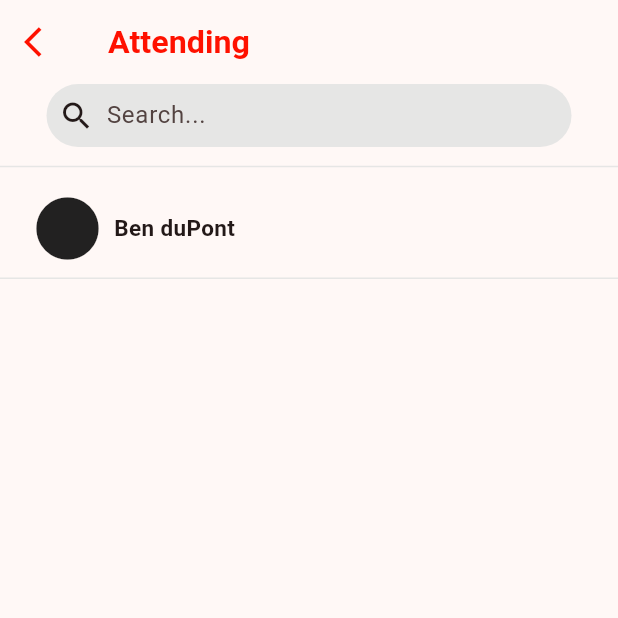
After one commit to posturorg/postur, a Flutter app: the AttendingEventList screen opened directly, on a phone screen of 412 x 824 dp, the top half of it. The commit adds this screen. Run offline on Flutter 3.47's test engine with Material 2 defaults, Android fonts, the phone set to English and light mode, and no system bars; our stand-ins replace cloud_firestore, firebase_auth, firebase_core, get, google_maps_flutter, qr_flutter; missing offline and left inert: mobile_scanner; accounts and stored records are empty; network calls fail.

Commit message:
attending ui added

```diff
--- a/lib/components/chat_widget.dart
+++ b/lib/components/chat_widget.dart
@@ -27,6 +27,7 @@ class ChatWidget extends StatelessWidget {
     return GestureDetector(
       onTap: () {
         print("Open $chatTitle");
+        // open relevant chat here.
       },
       child: Container(
         decoration: chatBoxDecoration(),
--- a/lib/components/modals/event_create_modal.dart
+++ b/lib/components/modals/event_create_modal.dart
@@ -3,8 +3,10 @@ import 'package:auth_test/components/dialogs/default_one_option_dialog.dart';
 import 'package:auth_test/components/dialogs/default_two_option_dialog.dart';
 import 'package:auth_test/components/event_address_form.dart';
 import 'package:auth_test/components/modal_bottom_button.dart';
+import 'package:auth_test/pages/attending_event_list.dart';
 import 'package:auth_test/src/places/places_repository.dart';
 import 'package:flutter/cupertino.dart';
+import 'package:get/route_manager.dart';
 import 'package:google_maps_flutter/google_maps_flutter.dart';
 import '../event_box_decoration.dart';
 import '../../src/colors.dart';
@@ -363,6 +365,16 @@ class _EventCreateModalState extends State<EventCreateModal> {
                 ),
               ),
             ),
+            IconButton(
+              onPressed: () {
+                Navigator.push(
+                  context,
+                  MaterialPageRoute(
+                      builder: (context) => const AttendingEventList()),
+                );
+              },
+              icon: const Icon(Icons.plus_one),
+            ),
             Expanded(
               child: SafeArea(
                 child: Column(
--- a/lib/components/my_searchbar.dart
+++ b/lib/components/my_searchbar.dart
@@ -6,19 +6,19 @@ class MySearchBar extends StatelessWidget {
 
   @override
   Widget build(BuildContext context) => Container(
-        padding: const EdgeInsets.fromLTRB(0, 0, 0, 15),
+        padding: const EdgeInsets.fromLTRB(0, 0, 0, 5),
         child: Column(
           children: [
             SearchBar(
               backgroundColor: MaterialStateProperty.resolveWith(
                   (states) => backgroundWhite),
-              hintText: 'Search',
+              hintText: 'Search...',
               leading: const Icon(Icons.search),
               constraints: const BoxConstraints(
                 minWidth: 350, // Minimum width of searchbar
-                minHeight: 45, // Minimum height of searchbar
+                minHeight: 42, // Minimum height of searchbar
                 maxWidth: 350, // Maximum width of searchbar
-                maxHeight: 45, // Maximum height of searchbar
+                maxHeight: 42, // Maximum height of searchbar
               ),
               elevation: MaterialStateProperty.all(0),
             )
--- /dev/null
+++ b/lib/pages/attending_event_list.dart
@@ -0,0 +1,51 @@
+import 'package:auth_test/components/my_searchbar.dart';
+import 'package:auth_test/pages/attending_event_user_entry.dart';
+import 'package:auth_test/src/colors.dart';
+import 'package:flutter/material.dart';
+
+class AttendingEventList extends StatelessWidget {
+  const AttendingEventList({super.key});
+
+  @override
+  Widget build(BuildContext context) {
+    Color detailsColor = absentRed;
+    return Scaffold(
+      appBar: AppBar(
+        title: Text(
+          'Attending',
+          style: TextStyle(
+            color: detailsColor,
+            fontWeight: FontWeight.bold,
+            fontSize: 21.5,
+          ),
+        ),
+        leading: IconButton(
+          onPressed: () {
+            Navigator.pop(context);
+          },
+          icon: Icon(
+            Icons.arrow_back_ios,
+            color: detailsColor, //this should be a function of a parameter of
+            //the widget, depending on if the user is already attending.
+          ),
+        ),
+      ),
+      body: const Column(
+        children: [
+          const MySearchBar(),
+          const Divider(color: Color.fromARGB(255, 230, 230, 229)),
+          AttendingEventUserEntry(
+            isEditing: false,
+            displayName: 'Ben duPont',
+          ),
+          /*
+          ListView.builder(
+            itemBuilder: (context, index) {
+              []; //this will be a variable contained in the state
+            },
+          )*/
+        ],
+      ),
+    );
+  }
+}
--- /dev/null
+++ b/lib/pages/attending_event_user_entry.dart
@@ -0,0 +1,97 @@
+import 'package:auth_test/src/colors.dart';
+import 'package:flutter/material.dart';
+
+BoxDecoration AttendingBoxDecoration() {
+  return const BoxDecoration(
+    border: Border(
+        /*top: BorderSide(
+            color: Color.fromARGB(255, 230, 230, 229),
+            width: 1.0,
+          ),*/
+        bottom: BorderSide(
+      color: Color.fromARGB(255, 230, 230, 229),
+      width: 1.0,
+    )),
+  );
+}
+
+class AttendingEventUserEntry extends StatefulWidget {
+  final String displayName; // will ultimately be obtained from the User ID
+  final bool isEditing;
+  final void Function()? externalOnTap; // for whatever, from the outside, you
+  // want to run on tapping the given entry. Only runs if isEditing.
+  const AttendingEventUserEntry({
+    super.key,
+    required this.isEditing,
+    required this.displayName,
+    this.externalOnTap,
+  });
+
+  @override
+  State<AttendingEventUserEntry> createState() =>
+      _AttendingEventUserEntryState();
+}
+
+late bool isSelected;
+late void Function() onTap;
+
+class _AttendingEventUserEntryState extends State<AttendingEventUserEntry> {
+  @override
+  void initState() {
+    super.initState();
+    isSelected = false;
+    if (widget.isEditing) {
+      onTap = () {
+        setState(() {
+          isSelected = !isSelected;
+        });
+        widget.externalOnTap;
+      };
+    } else {
+      onTap = () {};
+    }
+  }
+
+  @override
+  Widget build(BuildContext context) {
+    return GestureDetector(
+      onTap: onTap,
+      child: Container(
+        decoration: AttendingBoxDecoration(),
+        padding: const EdgeInsets.symmetric(horizontal: 20, vertical: 8),
+        child: Row(
+          children: [
+            const Icon(
+              Icons.circle,
+              size: 50,
+            ),
+            Padding(
+              padding: const EdgeInsets.fromLTRB(6, 0, 0, 0),
+              child: Text(
+                widget.displayName,
+                style:
+                    const TextStyle(fontSize: 15, fontWeight: FontWeight.bold),
+              ),
+            ),
+            Expanded(
+              child: Container(
+                alignment: Alignment.centerRight,
+                child: Padding(
+                  padding: const EdgeInsets.fromLTRB(0, 0, 30, 0),
+                  child: Visibility(
+                    visible: widget.isEditing,
+                    child: Icon(
+                      isSelected ? Icons.check_circle : Icons.circle_outlined,
+                      color: attendingOrange,
+                      size: 30,
+                    ),
+                  ),
+                ),
+              ),
+            ),
+          ],
+        ),
+      ),
+    );
+  }
+}
```
